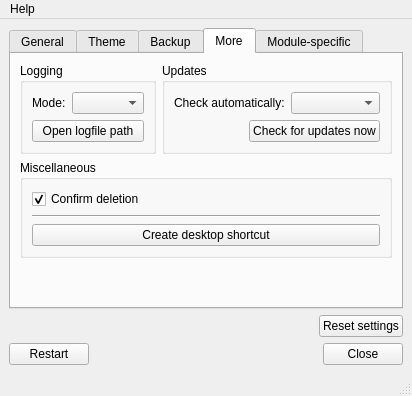
The window that OTModules/OTGeneric/wsettings.ui (pietr26/OMSI-Tools) describes before a commit, drawn with Qt 5.
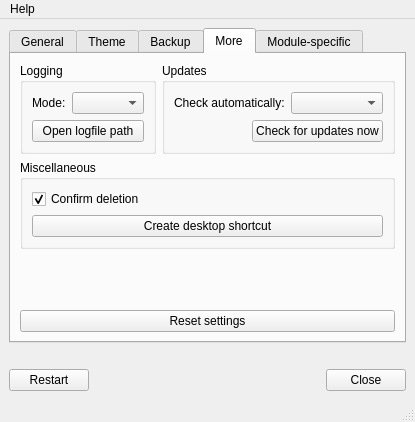
The same window after the commit. The open tabs and pages were chosen to show the change. Icons and pictures are not drawn.

Commit message: Moved Reset settings button

```diff
--- a/OTModules/OTGeneric/wsettings.ui
+++ b/OTModules/OTGeneric/wsettings.ui
@@ -9,8 +9,8 @@
    <rect>
     <x>0</x>
     <y>0</y>
-    <width>412</width>
-    <height>396</height>
+    <width>415</width>
+    <height>422</height>
    </rect>
   </property>
   <property name="windowTitle">
@@ -836,24 +836,6 @@
           <layout class="QVBoxLayout" name="verticalLayout_2">
            <item>
             <layout class="QGridLayout" name="gridLayout">
-             <item row="3" column="1" colspan="2">
-              <widget class="QPushButton" name="btnCreateDesktopShortcut">
-               <property name="text">
-                <string>Create desktop shortcut</string>
-               </property>
-               <property name="icon">
-                <iconset resource="../../ressources.qrc">
-                 <normaloff>:/rec/data/icons/iconLink.svg</normaloff>:/rec/data/icons/iconLink.svg</iconset>
-               </property>
-              </widget>
-             </item>
-             <item row="2" column="1" colspan="2">
-              <widget class="Line" name="line">
-               <property name="orientation">
-                <enum>Qt::Horizontal</enum>
-               </property>
-              </widget>
-             </item>
              <item row="0" column="1" rowspan="2" colspan="2">
               <widget class="QCheckBox" name="cbxConfirmDeletion">
                <property name="sizePolicy">
@@ -870,6 +852,17 @@
                </property>
               </widget>
              </item>
+             <item row="2" column="1" rowspan="2" colspan="2">
+              <widget class="QPushButton" name="btnCreateDesktopShortcut">
+               <property name="text">
+                <string>Create desktop shortcut</string>
+               </property>
+               <property name="icon">
+                <iconset resource="../../ressources.qrc">
+                 <normaloff>:/rec/data/icons/iconLink.svg</normaloff>:/rec/data/icons/iconLink.svg</iconset>
+               </property>
+              </widget>
+             </item>
             </layout>
            </item>
           </layout>
@@ -888,6 +881,17 @@
           </property>
          </spacer>
         </item>
+        <item>
+         <widget class="QPushButton" name="btnResetSettings">
+          <property name="text">
+           <string>Reset settings</string>
+          </property>
+          <property name="icon">
+           <iconset resource="../../ressources.qrc">
+            <normaloff>:/rec/data/icons/iconUndo.svg</normaloff>:/rec/data/icons/iconUndo.svg</iconset>
+          </property>
+         </widget>
+        </item>
        </layout>
       </widget>
       <widget class="QWidget" name="tabModuleSpecific">
@@ -979,17 +983,6 @@
         </property>
        </spacer>
       </item>
-      <item>
-       <widget class="QPushButton" name="btnResetSettings">
-        <property name="text">
-         <string>Reset settings</string>
-        </property>
-        <property name="icon">
-         <iconset resource="../../ressources.qrc">
-          <normaloff>:/rec/data/icons/iconUndo.svg</normaloff>:/rec/data/icons/iconUndo.svg</iconset>
-        </property>
-       </widget>
-      </item>
      </layout>
     </item>
     <item>
@@ -1038,7 +1031,7 @@
     <rect>
      <x>0</x>
      <y>0</y>
-     <width>412</width>
+     <width>415</width>
      <height>21</height>
     </rect>
    </property>
```
Left out of the diff: 2 changed lines with no effect on the pictures.
